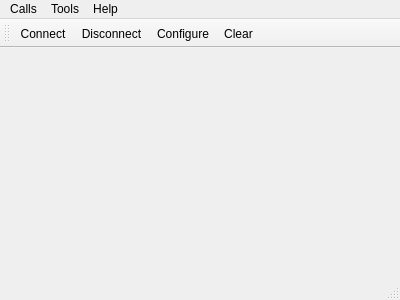
Old version of the form mainwindow.ui in the repository 466704993/terminal.
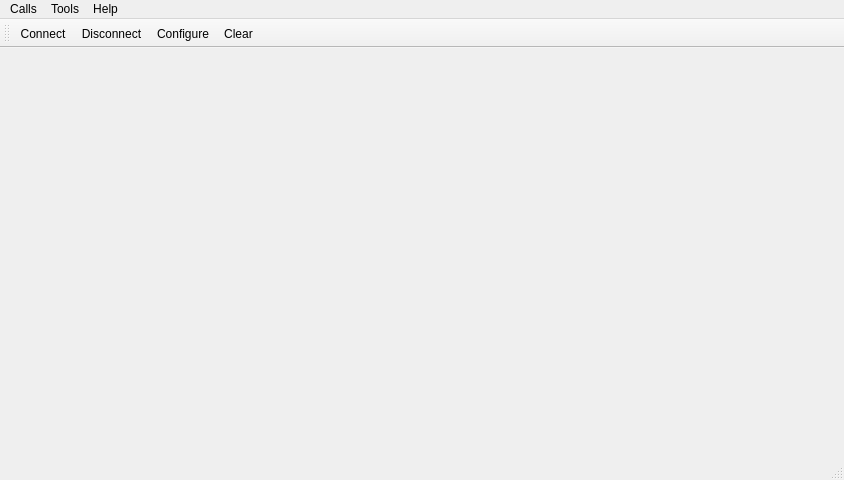
New version of the form. Icons and pictures are not drawn.

What changed in the file:
```diff
--- a/mainwindow.ui
+++ b/mainwindow.ui
@@ -6,8 +6,8 @@
    <rect>
     <x>0</x>
     <y>0</y>
-    <width>400</width>
-    <height>300</height>
+    <width>844</width>
+    <height>480</height>
    </rect>
   </property>
   <property name="windowTitle">
@@ -21,8 +21,8 @@
     <rect>
      <x>0</x>
      <y>0</y>
-     <width>400</width>
-     <height>19</height>
+     <width>844</width>
+     <height>22</height>
     </rect>
    </property>
    <widget class="QMenu" name="menuCalls">
```
